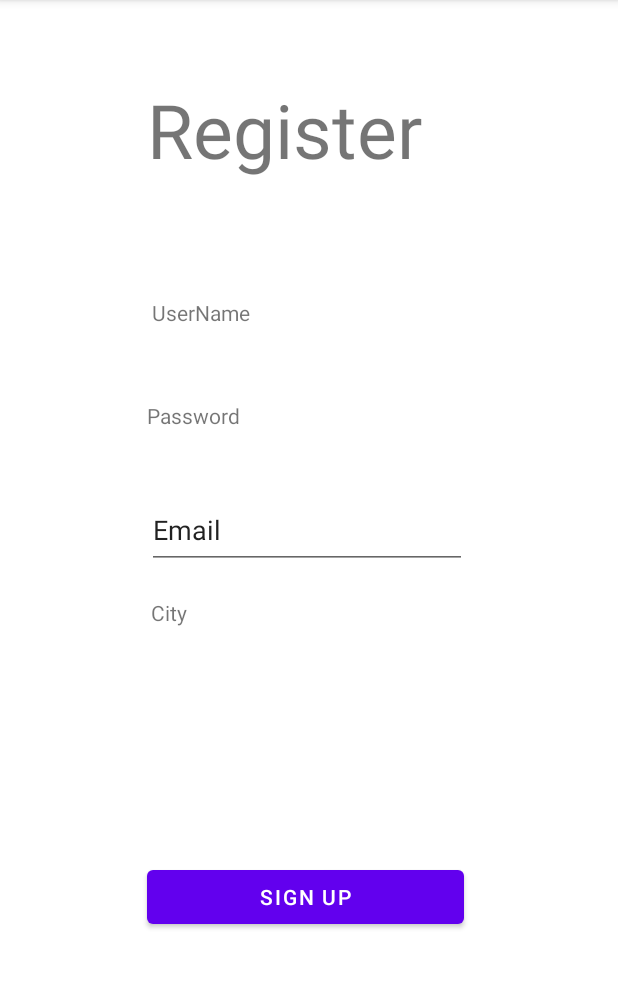
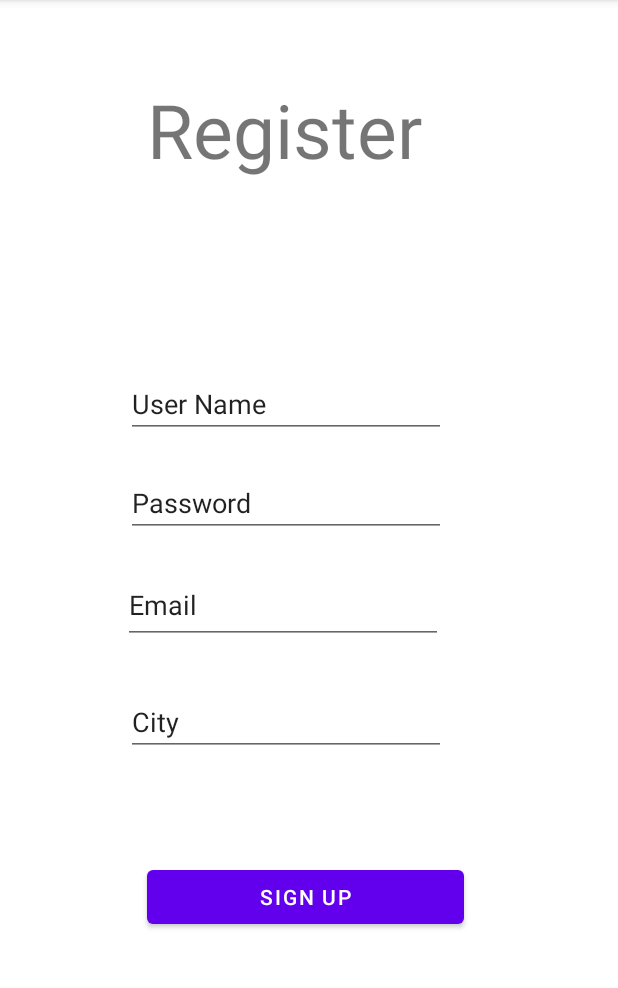
Before and after one commit to mayamazor/MatconLi3, an Android app: the RegisterFragment screen opened through its navigation route, on a phone screen of 412 x 824 dp, the part 84-1072 px from its top. Run offline under Robolectric (Android 15) with nearby library versions, the phone set to English and light mode, and no system bars.

Commit message:
all of us beginning2

```diff
--- a/app/build.gradle
+++ b/app/build.gradle
@@ -37,7 +37,9 @@ dependencies {
     implementation 'androidx.navigation:navigation-fragment:2.3.3'
     implementation 'androidx.navigation:navigation-ui:2.3.3'
     implementation 'androidx.legacy:legacy-support-v4:1.0.0'
+    implementation 'androidx.room:room-runtime:2.2.5'
     testImplementation 'junit:junit:4.+'
     androidTestImplementation 'androidx.test.ext:junit:1.1.2'
     androidTestImplementation 'androidx.test.espresso:espresso-core:3.3.0'
+    annotationProcessor 'androidx.room:room-compiler:2.2.5'
 }
--- a/app/src/main/java/com/example/matconli3/HomeFragment.java
+++ b/app/src/main/java/com/example/matconli3/HomeFragment.java
@@ -9,11 +9,6 @@ import android.view.LayoutInflater;
 import android.view.View;
 import android.view.ViewGroup;
 import android.widget.Button;
-
-import com.example.matconli3.model.Category;
-import com.example.matconli3.model.Model;
-
-import java.util.List;
 
 
 public class HomeFragment extends Fragment {
@@ -33,6 +28,15 @@ public class HomeFragment extends Fragment {
 
            }
        });
+        Button loginbtn=view.findViewById(R.id.btn_login);
+        loginbtn.setOnClickListener(new View.OnClickListener() {
+            @Override
+            public void onClick(View v) {
+                Navigation.findNavController(v).navigate(R.id.action_home_to_category);
+
+            }
+        });
+
         return view;
     }
 }
--- a/app/src/main/java/com/example/matconli3/RegisterFragment.java
+++ b/app/src/main/java/com/example/matconli3/RegisterFragment.java
@@ -3,62 +3,35 @@ package com.example.matconli3;
 import android.os.Bundle;
 
 import androidx.fragment.app.Fragment;
+import androidx.navigation.Navigation;
 
 import android.view.LayoutInflater;
 import android.view.View;
 import android.view.ViewGroup;
+import android.widget.Button;
 
-/**
- * A simple {@link Fragment} subclass.
- * Use the {@link RegisterFragment#newInstance} factory method to
- * create an instance of this fragment.
- */
+
 public class RegisterFragment extends Fragment {
 
-    // TODO: Rename parameter arguments, choose names that match
-    // the fragment initialization parameters, e.g. ARG_ITEM_NUMBER
-    private static final String ARG_PARAM1 = "param1";
-    private static final String ARG_PARAM2 = "param2";
-
-    // TODO: Rename and change types of parameters
-    private String mParam1;
-    private String mParam2;
-
-    public RegisterFragment() {
-        // Required empty public constructor
-    }
-
-    /**
-     * Use this factory method to create a new instance of
-     * this fragment using the provided parameters.
-     *
-     * @param param1 Parameter 1.
-     * @param param2 Parameter 2.
-     * @return A new instance of fragment RegisterFragment.
-     */
-    // TODO: Rename and change types and number of parameters
-    public static RegisterFragment newInstance(String param1, String param2) {
-        RegisterFragment fragment = new RegisterFragment();
-        Bundle args = new Bundle();
-        args.putString(ARG_PARAM1, param1);
-        args.putString(ARG_PARAM2, param2);
-        fragment.setArguments(args);
-        return fragment;
-    }
-
-    @Override
-    public void onCreate(Bundle savedInstanceState) {
-        super.onCreate(savedInstanceState);
-        if (getArguments() != null) {
-            mParam1 = getArguments().getString(ARG_PARAM1);
-            mParam2 = getArguments().getString(ARG_PARAM2);
-        }
-    }
 
     @Override
     public View onCreateView(LayoutInflater inflater, ViewGroup container,
                              Bundle savedInstanceState) {
+
         // Inflate the layout for this fragment
-        return inflater.inflate(R.layout.fragment_register, container, false);
+        View view= inflater.inflate(R.layout.fragment_register, container, false);
+
+        Button signup_btn=view.findViewById(R.id.btn_sign_up);
+        signup_btn.setOnClickListener(new View.OnClickListener() {
+            @Override
+            public void onClick(View v) {
+
+                //pop back to home fragment
+                Navigation.findNavController(v).navigate(R.id.action_registerFragment_pop);
+
+            }
+        });
+        return view;
     }
+
 }
--- a/app/src/main/java/com/example/matconli3/model/Model.java
+++ b/app/src/main/java/com/example/matconli3/model/Model.java
@@ -8,11 +8,11 @@ public class Model {
 
     }
 
-   public List<Category> getAllCategories(){
+   public List<Recipe> getAllCategories(){
         return null;
     }
 
-    public void addCategory(Category category){
+    public void addCategory(Recipe category){
 
     }
 }
--- a/app/src/main/res/layout/activity_main.xml
+++ b/app/src/main/res/layout/activity_main.xml
@@ -11,7 +11,7 @@
         android:name="androidx.navigation.fragment.NavHostFragment"
         android:layout_width="match_parent"
         android:layout_height="match_parent"
-        app:defaultNavHost="false"
+        app:defaultNavHost="true"
         app:navGraph="@navigation/nav_graph" />
 
 </androidx.constraintlayout.widget.ConstraintLayout>
--- a/app/src/main/res/layout/fragment_register.xml
+++ b/app/src/main/res/layout/fragment_register.xml
@@ -21,41 +21,6 @@
         app:layout_constraintTop_toTopOf="parent"
         app:layout_constraintVertical_bias="0.075" />
 
-    <TextView
-        android:id="@+id/btn_username"
-        android:layout_width="211dp"
-        android:layout_height="33dp"
-        android:text="UserName"
-        app:layout_constraintBottom_toBottomOf="parent"
-        app:layout_constraintEnd_toEndOf="parent"
-        app:layout_constraintHorizontal_bias="0.505"
-        app:layout_constraintStart_toStartOf="parent"
-        app:layout_constraintTop_toTopOf="parent"
-        app:layout_constraintVertical_bias="0.27" />
-
-    <TextView
-        android:id="@+id/btn_password_register"
-        android:layout_width="213dp"
-        android:layout_height="36dp"
-        android:text="Password"
-        app:layout_constraintBottom_toBottomOf="parent"
-        app:layout_constraintEnd_toEndOf="parent"
-        app:layout_constraintHorizontal_bias="0.494"
-        app:layout_constraintStart_toStartOf="parent"
-        app:layout_constraintTop_toTopOf="parent"
-        app:layout_constraintVertical_bias="0.365" />
-
-    <TextView
-        android:id="@+id/btn_city"
-        android:layout_width="211dp"
-        android:layout_height="41dp"
-        android:text="City"
-        app:layout_constraintBottom_toBottomOf="parent"
-        app:layout_constraintEnd_toEndOf="parent"
-        app:layout_constraintStart_toStartOf="parent"
-        app:layout_constraintTop_toTopOf="parent"
-        app:layout_constraintVertical_bias="0.549" />
-
     <Button
         android:id="@+id/btn_sign_up"
         android:layout_width="211dp"
@@ -77,9 +42,52 @@
         android:text="Email"
         app:layout_constraintBottom_toBottomOf="parent"
         app:layout_constraintEnd_toEndOf="parent"
-        app:layout_constraintHorizontal_bias="0.494"
+        app:layout_constraintHorizontal_bias="0.414"
         app:layout_constraintStart_toStartOf="parent"
         app:layout_constraintTop_toTopOf="parent"
-        app:layout_constraintVertical_bias="0.458" />
+        app:layout_constraintVertical_bias="0.527" />
+
+    <EditText
+        android:id="@+id/btn_user_name"
+        android:layout_width="wrap_content"
+        android:layout_height="wrap_content"
+        android:ems="10"
+        android:inputType="textPersonName"
+        android:text="User Name"
+        app:layout_constraintBottom_toBottomOf="parent"
+        app:layout_constraintEnd_toEndOf="parent"
+        app:layout_constraintHorizontal_bias="0.422"
+        app:layout_constraintStart_toStartOf="parent"
+        app:layout_constraintTop_toTopOf="parent"
+        app:layout_constraintVertical_bias="0.341" />
+
+    <EditText
+        android:id="@+id/btn_password_reg"
+        android:layout_width="wrap_content"
+        android:layout_height="wrap_content"
+        android:layout_marginTop="17dp"
+        android:layout_marginBottom="68dp"
+        android:ems="10"
+        android:inputType="textPersonName"
+        android:text="Password"
+        app:layout_constraintBottom_toBottomOf="@+id/btn_email"
+        app:layout_constraintEnd_toEndOf="parent"
+        app:layout_constraintHorizontal_bias="0.422"
+        app:layout_constraintStart_toStartOf="parent"
+        app:layout_constraintTop_toBottomOf="@+id/btn_user_name" />
+
+    <EditText
+        android:id="@+id/btn_city"
+        android:layout_width="wrap_content"
+        android:layout_height="wrap_content"
+        android:ems="10"
+        android:inputType="textPersonName"
+        android:text="City"
+        app:layout_constraintBottom_toBottomOf="parent"
+        app:layout_constraintEnd_toEndOf="parent"
+        app:layout_constraintHorizontal_bias="0.422"
+        app:layout_constraintStart_toStartOf="parent"
+        app:layout_constraintTop_toTopOf="parent"
+        app:layout_constraintVertical_bias="0.635" />
 
 </androidx.constraintlayout.widget.ConstraintLayout>
--- a/app/src/main/res/navigation/nav_graph.xml
+++ b/app/src/main/res/navigation/nav_graph.xml
@@ -12,10 +12,23 @@
         <action
             android:id="@+id/action_home_to_register"
             app:destination="@id/registerFragment" />
+        <action
+            android:id="@+id/action_home_to_category"
+            app:destination="@id/categoryFragment" />
     </fragment>
     <fragment
         android:id="@+id/registerFragment"
         android:name="com.example.matconli3.RegisterFragment"
         android:label="fragment_register"
-        tools:layout="@layout/fragment_register" />
+        tools:layout="@layout/fragment_register" >
+        <action
+            android:id="@+id/action_registerFragment_pop"
+            app:popUpTo="@id/fragment_home"
+            app:popUpToInclusive="false" />
+    </fragment>
+    <fragment
+        android:id="@+id/categoryFragment"
+        android:name="com.example.matconli3.CategoryFragment"
+        android:label="fragment_category"
+        tools:layout="@layout/fragment_category" />
 </navigation>
```
Also changed, not shown: app/src/main/java/com/example/matconli3/CategoryFragment.java (added, +30 -0 lines), app/src/main/java/com/example/matconli3/model/Recipe.java (renamed from app/src/main/java/com/example/matconli3/model/Category.java, +8 -1 lines), app/src/main/java/com/example/matconli3/model/RecipesDao.java (added, +8 -0 lines), app/src/main/res/layout/fragment_category.xml (added, +80 -0 lines), app/src/main/res/layout/fragment_home.xml (+26 -18 lines).
